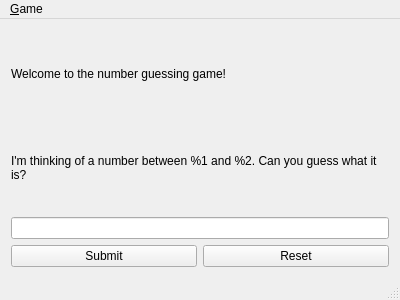
The window that mainwindow.ui (Talon1024/NumberQuess) describes before a commit, drawn with Qt 5.
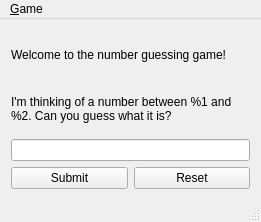
The same window after the commit.

```diff
--- a/mainwindow.ui
+++ b/mainwindow.ui
@@ -6,14 +6,20 @@
    <rect>
     <x>0</x>
     <y>0</y>
-    <width>400</width>
-    <height>300</height>
+    <width>261</width>
+    <height>222</height>
    </rect>
   </property>
   <property name="windowTitle">
    <string>MainWindow</string>
   </property>
   <widget class="QWidget" name="centralWidget">
+   <property name="minimumSize">
+    <size>
+     <width>261</width>
+     <height>168</height>
+    </size>
+   </property>
    <layout class="QVBoxLayout" name="verticalLayout">
     <item>
      <widget class="QLabel" name="lblAbout">
@@ -69,7 +75,7 @@
     <rect>
      <x>0</x>
      <y>0</y>
-     <width>400</width>
+     <width>261</width>
      <height>31</height>
     </rect>
    </property>
```
